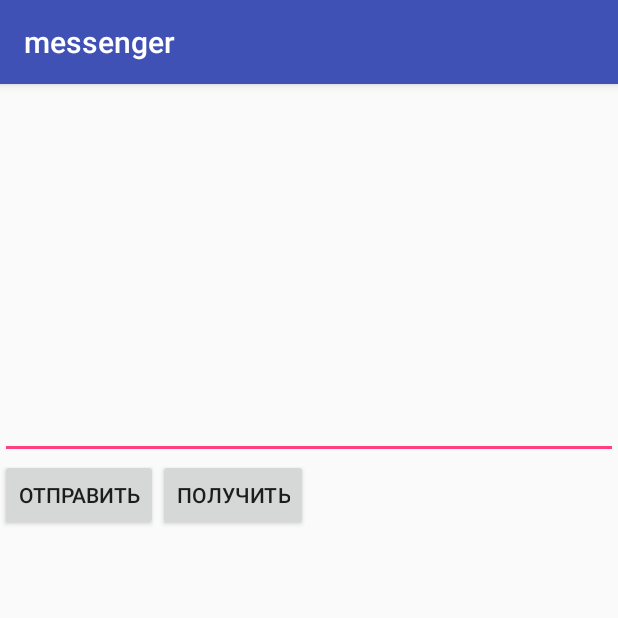
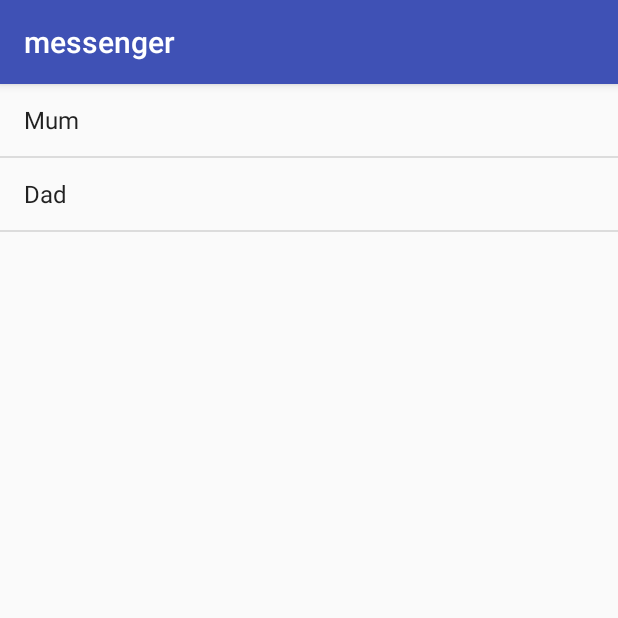
Before and after one commit to AnnaPinigina/Messenger, an Android app: the screen it shows after launch (MainActivity before the commit, ConversationsListActivity after it), on a phone screen of 412 x 824 dp, the top half of it. Run offline under Robolectric (Android 15) with nearby library versions, the phone set to English and light mode, and no system bars.

Commit message:
Список пользователей

```diff
--- a/app/src/main/AndroidManifest.xml
+++ b/app/src/main/AndroidManifest.xml
@@ -9,7 +9,10 @@
         android:roundIcon="@mipmap/ic_launcher_round"
         android:supportsRtl="true"
         android:theme="@style/AppTheme">
-        <activity android:name=".MainActivity">
+        <activity android:name=".DialogActivity">
+
+        </activity>
+        <activity android:name=".ConversationsListActivity">
             <intent-filter>
                 <action android:name="android.intent.action.MAIN" />
 
--- /dev/null
+++ b/app/src/main/java/ru/pinigina/messenger/ConversationsListActivity.java
@@ -0,0 +1,26 @@
+package ru.pinigina.messenger;
+
+import android.support.v7.app.AppCompatActivity;
+import android.os.Bundle;
+import android.widget.ArrayAdapter;
+import android.widget.ListView;
+
+import java.util.ArrayList;
+
+public class ConversationsListActivity extends AppCompatActivity {
+
+    @Override
+    protected void onCreate(Bundle savedInstanceState) {
+        super.onCreate(savedInstanceState);
+        setContentView(R.layout.activity_conversationsList);
+
+        ArrayList<String> Conversations = new ArrayList<String>();
+        Conversations.add("Mum");
+        Conversations.add("Dad");
+
+        ListView listView = (ListView)findViewById(R.id.listView);
+        ArrayAdapter<String> adapter = new ArrayAdapter<>(this, android.R.layout.simple_list_item_1, Conversations);
+        listView.setAdapter(adapter);
+
+    }
+}
--- a/app/src/main/java/ru/pinigina/messenger/MainActivity.java
+++ /dev/null
@@ -1,36 +0,0 @@
-package ru.pinigina.messenger;
-
-import android.support.v7.app.AppCompatActivity;
-import android.os.Bundle;
-import android.text.Editable;
-import android.util.AttributeSet;
-import android.view.View;
-import android.widget.EditText;
-import android.widget.LinearLayout;
-import android.widget.TextView;
-import android.widget.Toast;
-
-public class MainActivity extends AppCompatActivity {
-
-    @Override
-    protected void onCreate(Bundle savedInstanceState) {
-        super.onCreate(savedInstanceState);
-        setContentView(R.layout.activity_main);
-    }
-
-    public void Recieve(View view) {
-    }
-
-    public void Send(View view) {
-        LinearLayout linearLayout = findViewById(R.id.linearLayoutForConversation);
-        EditText editText = findViewById(R.id.editTextForMessage);
-        Editable textRaw = editText.getText();
-        String text = textRaw.toString();
-        Toast.makeText(this, text, Toast.LENGTH_SHORT).show();
-
-        TextView textView = new TextView(this);
-        textView.setText(text);
-  //      LinearLayout.LayoutParams layoutParams = new LinearLayout.LayoutParams();
-        linearLayout.addView(textView);
-    }
-}
--- /dev/null
+++ b/app/src/main/res/layout/activity_conversationsList.xml
@@ -0,0 +1,14 @@
+<?xml version="1.0" encoding="utf-8"?>
+<android.support.constraint.ConstraintLayout xmlns:android="http://schemas.android.com/apk/res/android"
+    xmlns:app="http://schemas.android.com/apk/res-auto"
+    xmlns:tools="http://schemas.android.com/tools"
+    android:layout_width="match_parent"
+    android:layout_height="match_parent"
+    tools:context="ru.pinigina.messenger.ConversationsListActivity">
+    <ListView
+        android:id="@+id/listView"
+        android:layout_height="match_parent"
+        android:layout_width="match_parent">
+    </ListView>
+
+</android.support.constraint.ConstraintLayout>
--- a/app/src/main/res/layout/activity_main.xml
+++ b/app/src/main/res/layout/activity_gialog.xml
@@ -1,32 +1,37 @@
 <?xml version="1.0" encoding="utf-8"?>
-<LinearLayout xmlns:android="http://schemas.android.com/apk/res/android"
+<android.support.constraint.ConstraintLayout xmlns:android="http://schemas.android.com/apk/res/android"
+    xmlns:tools="http://schemas.android.com/tools"
     android:layout_height="match_parent"
     android:layout_width="match_parent"
+
     android:orientation="vertical">
 
 
     <LinearLayout
         android:id="@+id/linearLayoutForConversation"
         android:layout_width="match_parent"
-        android:layout_height="200dp"
+        android:layout_weight="10"
+        android:layout_height="wrap_content"
         android:orientation="vertical">
-
-        <TextView
-            android:layout_width="wrap_content"
-            android:layout_height="wrap_content" />
     </LinearLayout>
 
 
     <EditText
         android:id="@+id/editTextForMessage"
         android:layout_width="match_parent"
-        android:layout_height="50dp"
-        android:inputType="" />
+        android:layout_height="wrap_content"
+        android:layout_weight="1"
+        android:inputType=""
+        tools:layout_editor_absoluteX="0dp"
+        tools:layout_editor_absoluteY="391dp" />
 
     <LinearLayout
         android:layout_width="match_parent"
-        android:layout_height="match_parent"
-        android:orientation="horizontal">
+        android:layout_height="wrap_content"
+        android:layout_weight="1"
+        android:orientation="horizontal"
+        tools:layout_editor_absoluteX="69dp"
+        tools:layout_editor_absoluteY="447dp">
 
         <Button
             android:layout_width="wrap_content"
@@ -40,4 +45,4 @@
             android:onClick="Recieve"
             android:text="получить" />
     </LinearLayout>
-</LinearLayout>
+</android.support.constraint.ConstraintLayout>
```
Also changed, not shown: app/src/main/java/ru/pinigina/messenger/DialogActivity.java (added, +54 -0 lines).
